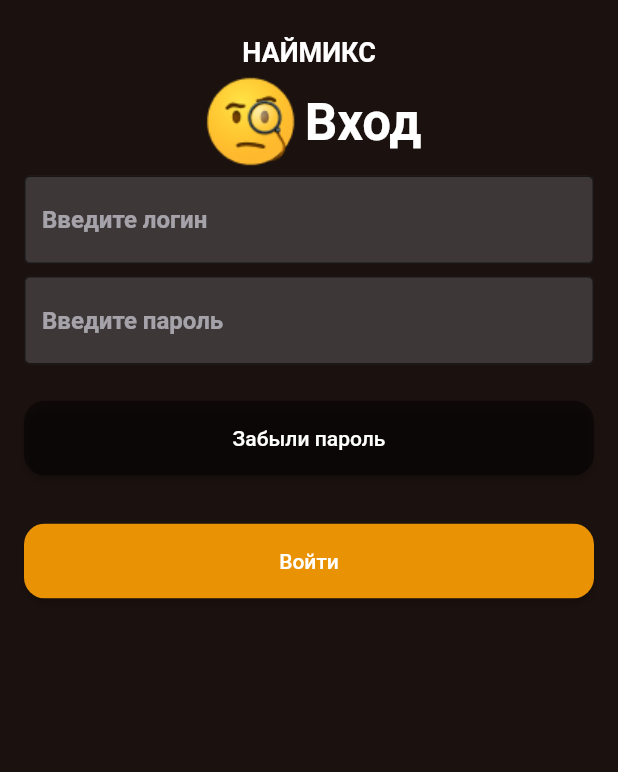
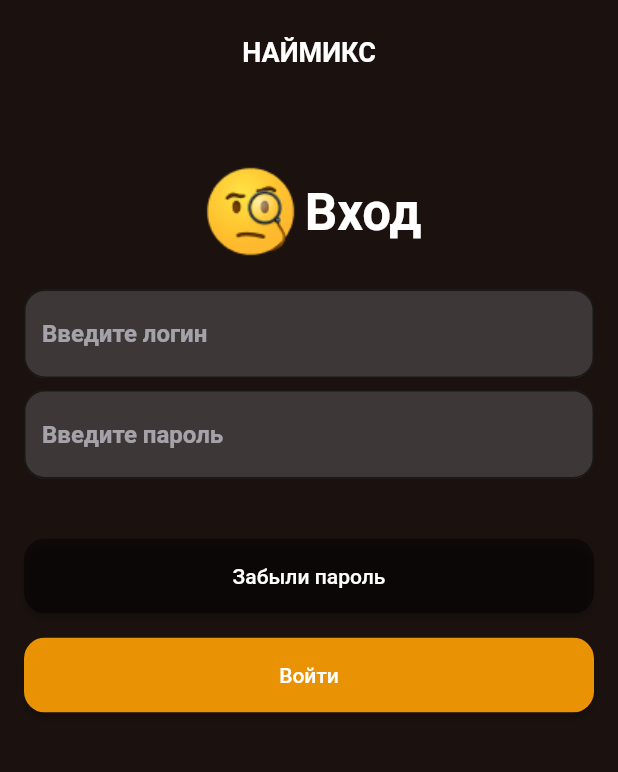
Before and after one commit to zolkiBy/smz_hack_track_5, a Flutter app: the screen it shows after launch, on a phone screen of 412 x 824 dp, the part 258-1030 px from its top. Run offline on Flutter 3.47's test engine with Material 2 defaults, Android fonts, the phone set to English and light mode, and no system bars; our stand-ins replace bloc, equatable, flutter_bloc, flutter_svg, get_it, kt_dart.

Commit message:
finish with login screen

```diff
--- a/lib/presentation/components/widgets/buttons.dart
+++ b/lib/presentation/components/widgets/buttons.dart
@@ -1,8 +1,6 @@
 import 'package:flutter/material.dart';
+import 'package:flutter_app/utils/constants.dart';
 import 'package:flutter_app/utils/nx_colors.dart';
-
-const double _btnHeight = 50;
-const double _borderRadius = 14;
 
 class GradientedActionButton extends StatelessWidget {
   final String text;
@@ -54,18 +52,19 @@ class ActionButton extends StatelessWidget {
   @override
   Widget build(BuildContext context) {
     return Container(
-      height: _btnHeight,
+      height: Constants.buttonHeight,
       child: ElevatedButton(
         onPressed: onPressed,
         style: ButtonStyle(
           backgroundColor: MaterialStateProperty.all<Color>(Colors.transparent),
           padding: MaterialStateProperty.all<EdgeInsets>(EdgeInsets.zero),
-          shape: MaterialStateProperty.all<RoundedRectangleBorder>(RoundedRectangleBorder(borderRadius: BorderRadius.circular(_borderRadius))),
+          shape: MaterialStateProperty.all<RoundedRectangleBorder>(
+              RoundedRectangleBorder(borderRadius: BorderRadius.circular(Constants.widgetBorderRadius))),
         ),
         child: Ink(
           decoration: BoxDecoration(
             color: color,
-            borderRadius: BorderRadius.circular(_borderRadius),
+            borderRadius: BorderRadius.circular(Constants.widgetBorderRadius),
             gradient: gradient,
           ),
           child: Center(
--- a/lib/presentation/login/login_page.dart
+++ b/lib/presentation/login/login_page.dart
@@ -1,20 +1,24 @@
 import 'package:flutter/material.dart';
 import 'package:flutter_app/presentation/components/widgets/background.dart';
+import 'package:flutter_app/presentation/components/widgets/bouncing_button.dart';
 import 'package:flutter_app/presentation/components/widgets/buttons.dart';
 import 'package:flutter_app/presentation/components/widgets/styles.dart';
 import 'package:flutter_app/presentation/tab_bar/tab_bar_page.dart';
+import 'package:flutter_app/utils/constants.dart';
 import 'package:flutter_app/utils/nx_colors.dart';
 
 class LoginPage extends StatelessWidget {
   @override
   Widget build(BuildContext context) {
-    return GradientedBackground(
+    return SafeArea(
+      child: GradientedBackground(
         child: Scaffold(
           body: SingleChildScrollView(
             child: Container(
               padding: EdgeInsets.all(16.0),
               child: Column(
-              mainAxisAlignment: MainAxisAlignment.center,
+                mainAxisAlignment: MainAxisAlignment.spaceAround,
+                mainAxisSize: MainAxisSize.max,
                 children: [
                   Padding(
                     padding: const EdgeInsets.all(16.0),
@@ -27,7 +31,9 @@ class LoginPage extends StatelessWidget {
                       style: primaryText18,
                     ),
                   ),
-                Row(
+                  Padding(
+                    padding: const EdgeInsets.only(top: 60.0, bottom: 16.0),
+                    child: Row(
                       mainAxisAlignment: MainAxisAlignment.center,
                       children: [
                         Image(
@@ -39,11 +45,12 @@ class LoginPage extends StatelessWidget {
                         )
                       ],
                     ),
+                  ),
                   TextFormField(
                     decoration: InputDecoration(
                       filled: true,
                       fillColor: NXColors.inputFieldFillColor,
-                    border: OutlineInputBorder(),
+                      border: OutlineInputBorder(borderRadius: BorderRadius.circular(Constants.widgetBorderRadius)),
                       hintText: 'Введите логин',
                       hintStyle: secondaryText16,
                     ),
@@ -54,27 +61,31 @@ class LoginPage extends StatelessWidget {
                       decoration: InputDecoration(
                         filled: true,
                         fillColor: NXColors.inputFieldFillColor,
-                      border: OutlineInputBorder(),
+                        border: OutlineInputBorder(borderRadius: BorderRadius.circular(Constants.widgetBorderRadius)),
                         hintText: 'Введите пароль',
                         hintStyle: secondaryText16,
                       ),
                     ),
                   ),
                   Padding(
-                  padding: const EdgeInsets.only(bottom: 16.0, top: 16.0),
+                    padding: const EdgeInsets.only(top: 32.0),
+                    child: BouncingButton(
                       child: FilledActionButton(
-                      text: 'Забыли пароль', onPressed: () {}),
+                        text: 'Забыли пароль',
+                        onPressed: () {},
+                      ),
+                    ),
                   ),
                   Padding(
                     padding: const EdgeInsets.only(top: 16.0),
+                    child: BouncingButton(
                       child: GradientedActionButton(
                           text: 'Войти',
-                      onPressed: () => Navigator.of(context).push(
-                          MaterialPageRoute(
-                              fullscreenDialog: true,
-                              builder: (context) => TabBarPage()))),
+                          onPressed: () => Navigator.of(context).push(MaterialPageRoute(fullscreenDialog: true, builder: (context) => TabBarPage()))),
+                    ),
                   ),
                 ],
+              ),
             ),
           ),
         ),
--- /dev/null
+++ b/lib/utils/constants.dart
@@ -0,0 +1,6 @@
+class Constants {
+  Constants._();
+
+  static const widgetBorderRadius = 14.0;
+  static const buttonHeight = 50.0;
+}
```
Lines whose indentation alone changed are shown as unchanged.
